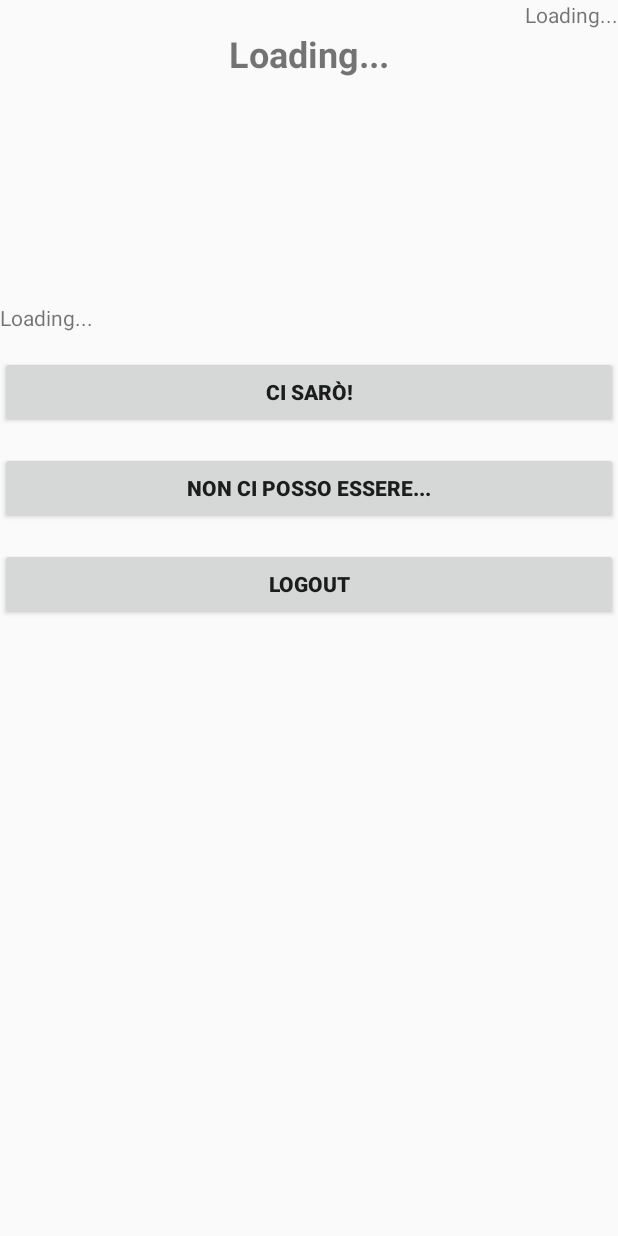
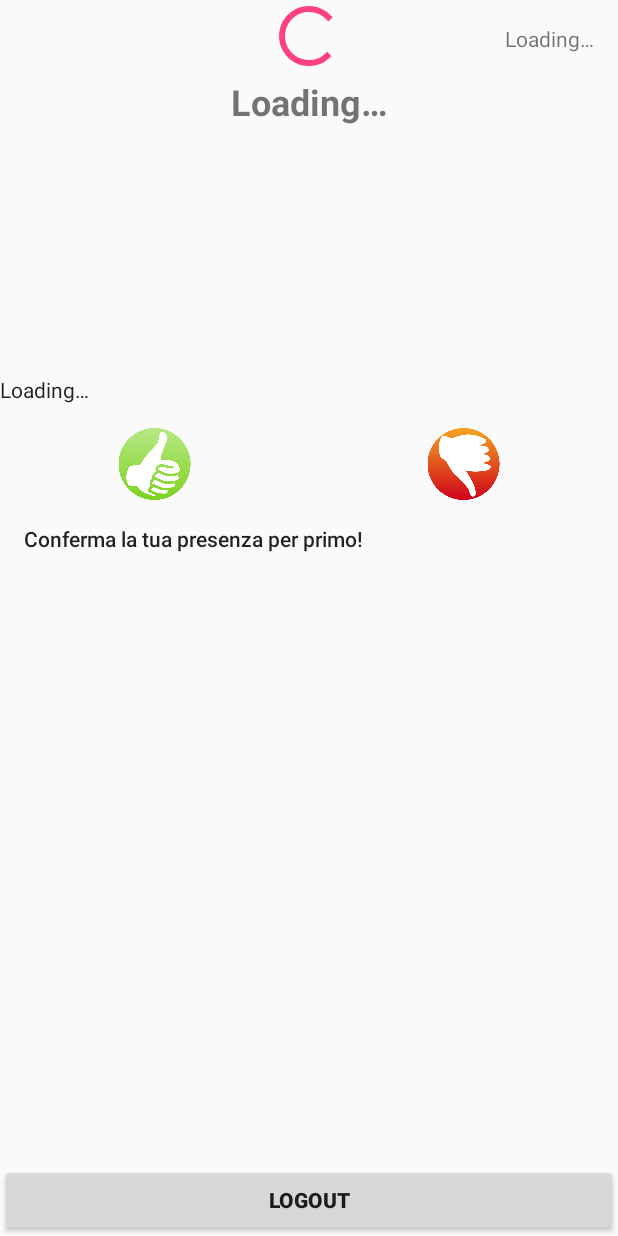
Before and after one commit to patat1/GamingDays, an Android app: the layout activity_main.xml on its own in the app's theme, with its tools: preview values and no code run, on a phone screen of 412 x 824 dp. Run offline under Robolectric (Android 15) with nearby library versions, the phone set to English and light mode, and no system bars.

Commit message:
Better Confirmation system

```diff
--- a/app/src/main/res/layout/activity_main.xml
+++ b/app/src/main/res/layout/activity_main.xml
@@ -1,19 +1,20 @@
 <?xml version="1.0" encoding="utf-8"?>
-<LinearLayout xmlns:android="http://schemas.android.com/apk/res/android"
+<RelativeLayout xmlns:android="http://schemas.android.com/apk/res/android"
     xmlns:app="http://schemas.android.com/apk/res-auto"
     xmlns:tools="http://schemas.android.com/tools"
     android:layout_width="match_parent"
     android:layout_height="match_parent"
-    tools:context=".MainActivity"
-    android:orientation="vertical">
+    tools:context=".MainActivity">
 
     <TextView
         android:id="@+id/date"
         android:layout_width="match_parent"
         android:layout_height="wrap_content"
+        android:padding="?android:attr/listPreferredItemPaddingEnd"
         android:text="@string/loading"
         android:textAlignment="textEnd" />
     <TextView
+        android:layout_below="@+id/date"
         android:id="@+id/title"
         android:layout_width="match_parent"
         android:layout_height="wrap_content"
@@ -23,41 +24,69 @@
         android:textSize="24sp"
         android:textStyle="bold" />
     <ImageView
+        android:layout_below="@+id/title"
         android:layout_width="match_parent"
         android:layout_height="150dp"
         android:id="@+id/image"/>
 
     <TextView
+        android:id="@+id/name"
         android:layout_width="match_parent"
         android:layout_height="wrap_content"
-        android:id="@+id/name"
-        android:text="@string/loading"/>
+        android:layout_below="@+id/image"
+        android:layout_marginTop="?android:attr/listPreferredItemPaddingEnd"
+        android:text="@string/loading"
+        android:textAppearance="@android:style/TextAppearance.Material.Body1" />
+
+    <LinearLayout
+        android:layout_below="@+id/name"
+        android:id="@+id/confirm_section"
+        android:layout_width="match_parent"
+        android:layout_height="wrap_content"
+        android:orientation="horizontal"
+        android:layout_marginTop="16dp">
+        <ImageView
+            android:layout_weight="1"
+            android:id="@+id/confirm_button"
+            android:layout_width="match_parent"
+            android:layout_height="@android:dimen/app_icon_size"
+            android:src="@drawable/thumb_up"
+            android:onClick="doConfirm"/>
+
+        <ImageView
+            android:layout_weight="1"
+            android:id="@+id/not_confirm_button"
+            android:layout_width="match_parent"
+            android:layout_height="@android:dimen/app_icon_size"
+            android:src="@drawable/thumb_down"
+            android:onClick="doNotConfirm" />
+    </LinearLayout>
+
+    <TextView
+        android:id="@+id/confirmed_list"
+        android:layout_width="match_parent"
+        android:layout_height="wrap_content"
+        android:layout_below="@+id/confirm_section"
+        android:padding="?android:attr/listPreferredItemPaddingEnd"
+        android:text="@string/no_one"
+        android:textAppearance="@android:style/TextAppearance.Material.Body2" />
 
     <Button
-        android:id="@+id/confirm_button"
+        android:layout_alignParentBottom="true"
+        android:id="@+id/logout_button"
         android:layout_width="match_parent"
         android:layout_height="wrap_content"
+        android:layout_gravity="bottom"
         android:layout_marginTop="16dp"
-        android:text="@string/action_confirm"
-        android:textStyle="bold"
-        android:onClick="doConfirm"/>
+        android:onClick="doLogout"
+        android:text="@string/action_logout"
+        android:textStyle="bold" />
 
-    <Button
-        android:id="@+id/not_confirm_button"
+    <ProgressBar
+        android:id="@+id/progress"
         android:layout_width="match_parent"
         android:layout_height="wrap_content"
-        android:layout_marginTop="16dp"
-        android:text="@string/action_not_confirm"
-        android:textStyle="bold"
-        android:onClick="doNotConfirm"/>
+        android:layout_centerInParent="true"
+        android:layout_alignParentTop="true"/>
 
-    <Button
-        android:id="@+id/register_button"
-        android:layout_width="match_parent"
-        android:layout_height="wrap_content"
-        android:layout_marginTop="16dp"
-        android:text="@string/action_logout"
-        android:textStyle="bold"
-        android:onClick="doLogout"/>
-
-</LinearLayout>
+</RelativeLayout>
--- a/app/src/main/res/values/strings.xml
+++ b/app/src/main/res/values/strings.xml
@@ -9,7 +9,12 @@
     <string name="alert_password">La password è troppo corta. Il minimo è 6 caratteri!</string>
     <string name="toast_generic_error">Si è verificato un errore.</string>
     <string name="action_logout">Logout</string>
-    <string name="loading">Loading...</string>
+    <string name="loading">Loading…</string>
     <string name="action_confirm">Ci sarò!</string>
-    <string name="action_not_confirm">Non ci posso essere...</string>
+    <string name="action_not_confirm">Non ci posso essere…</string>
+    <string name="no_one">Conferma la tua presenza per primo!</string>
+    <string name="confirm_thankyou">Grazie per aver confermato la tua presenza!</string>
+    <string name="confirm_goodbye">È un peccato che tu non ci sia…</string>
+    <string name="confirm_already_confirmed">Hai già dato conferma di partecipazione</string>
+    <string name="confirm_already_not_confirmed">Hai già dato conferma di non partecipazione</string>
 </resources>
```
Also changed, not shown: app/src/main/java/com/marcozz/rob/gamingdays/MainActivity.java (+22 -9 lines), app/src/main/java/com/marcozz/rob/gamingdays/objects/Event.java (+15 -2 lines), app/src/main/res/drawable/thumb_down.png (added), app/src/main/res/drawable/thumb_up.png (added).
